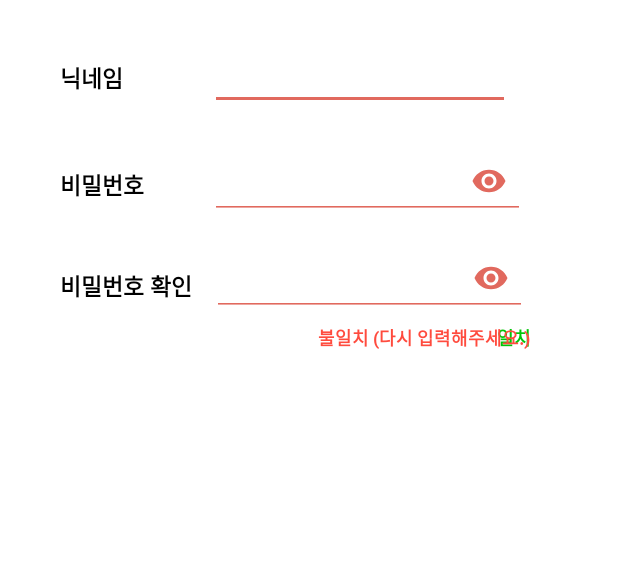
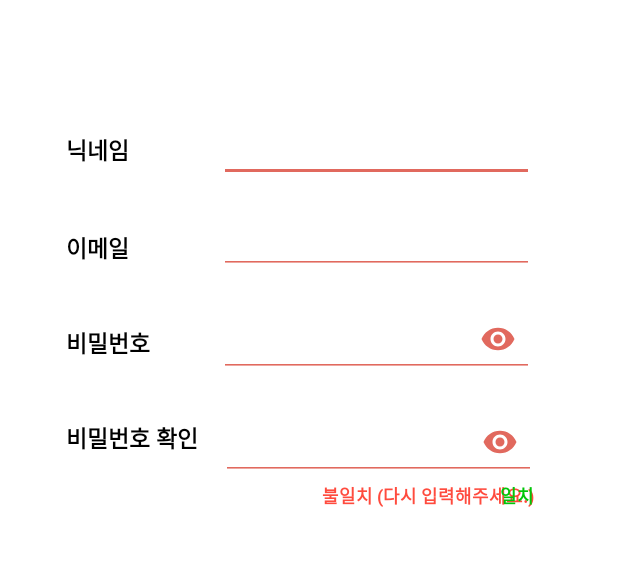
Before and after one commit to OrdeRing-Team/OrderingManager, an Android app: the layout activity_signup.xml on its own in the app's theme, with its tools: preview values and no code run, on a phone screen of 412 x 824 dp, the part 128-694 px from its top. Run offline under Robolectric (Android 15) with nearby library versions, the phone set to English and light mode, and no system bars.

Commit message:
SignupActivity 자바 파일 생성, 이메일 입력창 추가

```diff
--- a/app/src/main/AndroidManifest.xml
+++ b/app/src/main/AndroidManifest.xml
@@ -3,7 +3,6 @@
     package="com.example.orderingmanager">
     <!-- twilio와의 retrofit 통신으로 인한 인터넷 권한 요구 -->
     <uses-permission android:name="android.permission.INTERNET" />
-
     <uses-permission android:name="android.permission.VIBRATE" />
 
     <application
@@ -14,6 +13,9 @@
         android:supportsRtl="true"
         android:theme="@style/Theme.Design.NoActionBar"
         android:usesCleartextTraffic="true">
+        <activity
+            android:name=".SignupActivity"
+            android:exported="false" />
         <!-- android:theme="@style/Theme.OrderingManager"> -->
         <activity
             android:name=".MainActivity"
@@ -24,35 +26,24 @@
                 <category android:name="android.intent.category.LAUNCHER" />
             </intent-filter>
         </activity>
-
         <activity
             android:name=".GuidesActivity"
-            android:exported="true">
-        </activity>
-
+            android:exported="true"></activity>
         <activity
             android:name=".TempActivity"
-            android:exported="true">
-        </activity>
-
+            android:exported="true"></activity>
         <activity
             android:name=".LoginActivity"
-            android:exported="true">
-        </activity>
-
+            android:exported="true"></activity>
         <activity
             android:name=".InfoActivity"
             android:exported="false" />
-
         <activity
             android:name=".AuthActivity"
-            android:exported="true">
-
-        </activity><activity
-        android:name=".StartActivity"
-        android:exported="true">
-
-    </activity>
+            android:exported="true"></activity>
+        <activity
+            android:name=".StartActivity"
+            android:exported="true"></activity>
     </application>
 
 </manifest>
--- /dev/null
+++ b/app/src/main/java/com/example/orderingmanager/SignupActivity.java
@@ -0,0 +1,14 @@
+package com.example.orderingmanager;
+
+import android.os.Bundle;
+
+import androidx.appcompat.app.AppCompatActivity;
+
+public class SignupActivity extends AppCompatActivity {
+
+    @Override
+    protected void onCreate(Bundle savedInstanceState) {
+        super.onCreate(savedInstanceState);
+        setContentView(R.layout.activity_signup);
+    }
+}
--- a/app/src/main/res/layout/activity_signup.xml
+++ b/app/src/main/res/layout/activity_signup.xml
@@ -6,12 +6,25 @@
     android:layout_height="match_parent"
     android:background="#FFFFFF">
 
+    <EditText
+        android:id="@+id/input_nicname"
+        android:layout_width="210dp"
+        android:layout_height="wrap_content"
+        android:layout_marginStart="60dp"
+        android:layout_marginTop="76dp"
+        android:backgroundTint="#E1695E"
+        android:ems="7"
+        android:inputType="text"
+        android:textColor="#000000"
+        app:layout_constraintStart_toEndOf="@+id/nicname"
+        app:layout_constraintTop_toBottomOf="@+id/textView10" />
+
     <TextView
         android:id="@+id/nicname"
         android:layout_width="wrap_content"
         android:layout_height="wrap_content"
-        android:layout_marginStart="40dp"
-        android:layout_marginTop="40dp"
+        android:layout_marginStart="44dp"
+        android:layout_marginTop="88dp"
         android:text="닉네임"
         android:textColor="#000000"
         android:textSize="15dp"
@@ -19,93 +32,51 @@
         app:layout_constraintStart_toStartOf="parent"
         app:layout_constraintTop_toBottomOf="@+id/textView10" />
 
-    <EditText
-        android:id="@+id/input_nicname"
-        android:layout_width="200dp"
-        android:layout_height="wrap_content"
-        android:layout_marginStart="58dp"
-        android:layout_marginTop="28dp"
-        android:backgroundTint="#E1695E"
-        android:ems="7"
-        android:inputType="text"
-        android:textColor="#000000"
-        app:layout_constraintStart_toEndOf="@+id/nicname"
-        app:layout_constraintTop_toBottomOf="@+id/textView10" />
     <TextView
-        android:id="@+id/password"
+        android:id="@+id/email"
         android:layout_width="wrap_content"
         android:layout_height="wrap_content"
-        android:layout_marginStart="40dp"
-        android:layout_marginTop="48dp"
-        android:text="비밀번호"
+        android:layout_marginStart="44dp"
+        android:layout_marginTop="42dp"
+        android:text="이메일"
         android:textColor="#000000"
         android:textSize="15dp"
         android:textStyle="bold"
         app:layout_constraintStart_toStartOf="parent"
         app:layout_constraintTop_toBottomOf="@+id/nicname" />
 
-    <com.google.android.material.textfield.TextInputLayout
-        android:id="@+id/textInputLayout_ps"
+    <EditText
+        android:id="@+id/input_email"
         android:layout_width="210dp"
         android:layout_height="wrap_content"
-        android:layout_marginStart="44dp"
-        android:layout_marginTop="12dp"
-        app:layout_constraintEnd_toEndOf="parent"
-        app:layout_constraintHorizontal_bias="0.0"
-        app:layout_constraintStart_toEndOf="@+id/password"
-        app:layout_constraintTop_toBottomOf="@+id/input_nicname"
-        app:passwordToggleEnabled="true"
-        app:passwordToggleTint="#E1695E"
-        tools:ignore="MissingConstraints">
-
-        <com.google.android.material.textfield.TextInputEditText
-            android:id="@+id/textInputEditText_ps1"
-            android:layout_width="210dp"
-            android:layout_height="50dp"
-            android:backgroundTint="#E1695E"
-            android:hint="Password"
-            android:inputType="textPassword"
-            android:textColor="#636363"
-            android:textColorHint="#E1695E">
-
-        </com.google.android.material.textfield.TextInputEditText>
-
-    </com.google.android.material.textfield.TextInputLayout>
+        android:layout_marginStart="60dp"
+        android:layout_marginTop="16dp"
+        android:backgroundTint="#E1695E"
+        android:ems="7"
+        android:inputType="text"
+        android:textColor="#000000"
+        app:layout_constraintStart_toEndOf="@+id/email"
+        app:layout_constraintTop_toBottomOf="@+id/input_nicname" />
 
     <TextView
-        android:id="@+id/psTrue"
+        android:id="@+id/password"
         android:layout_width="wrap_content"
         android:layout_height="wrap_content"
-        android:layout_marginTop="5dp"
-        android:text="일치"
-        android:textColor="#00C608"
-        android:textSize="12dp"
+        android:layout_marginStart="44dp"
+        android:layout_marginTop="40dp"
+        android:text="비밀번호"
+        android:textColor="#000000"
+        android:textSize="15dp"
         android:textStyle="bold"
-        app:layout_constraintEnd_toEndOf="parent"
-        app:layout_constraintHorizontal_bias="0.851"
         app:layout_constraintStart_toStartOf="parent"
-        app:layout_constraintTop_toBottomOf="@+id/textInputLayout_psCheck" />
-
-    <TextView
-        android:id="@+id/psFalse"
-        android:layout_width="wrap_content"
-        android:layout_height="wrap_content"
-        android:layout_marginTop="5dp"
-        android:text="불일치 (다시 입력해주세요.)"
-        android:textColor="#FF4B3E"
-        android:textSize="12dp"
-        android:textStyle="bold"
-        app:layout_constraintEnd_toEndOf="parent"
-        app:layout_constraintHorizontal_bias="0.784"
-        app:layout_constraintStart_toStartOf="parent"
-        app:layout_constraintTop_toBottomOf="@+id/textInputLayout_psCheck" />
+        app:layout_constraintTop_toBottomOf="@+id/email" />
 
     <TextView
         android:id="@+id/passwordCheck"
         android:layout_width="wrap_content"
         android:layout_height="wrap_content"
-        android:layout_marginStart="40dp"
-        android:layout_marginTop="44dp"
+        android:layout_marginStart="44dp"
+        android:layout_marginTop="40dp"
         android:text="비밀번호 확인"
         android:textColor="#000000"
         android:textSize="15dp"
@@ -118,9 +89,9 @@
         android:layout_width="210dp"
         android:layout_height="wrap_content"
         android:layout_marginStart="13dp"
-        android:layout_marginTop="4dp"
+        android:layout_marginTop="8dp"
         app:layout_constraintEnd_toEndOf="parent"
-        app:layout_constraintHorizontal_bias="0.0"
+        app:layout_constraintHorizontal_bias="0.032"
         app:layout_constraintStart_toEndOf="@+id/passwordCheck"
         app:layout_constraintTop_toBottomOf="@+id/textInputLayout_ps"
         app:passwordToggleEnabled="true"
@@ -143,6 +114,62 @@
     </com.google.android.material.textfield.TextInputLayout>
 
     <TextView
+        android:id="@+id/psFalse"
+        android:layout_width="wrap_content"
+        android:layout_height="wrap_content"
+        android:layout_marginTop="1dp"
+        android:text="불일치 (다시 입력해주세요.)"
+        android:textColor="#FF4B3E"
+        android:textSize="12dp"
+        android:textStyle="bold"
+        app:layout_constraintEnd_toEndOf="parent"
+        app:layout_constraintHorizontal_bias="0.794"
+        app:layout_constraintStart_toStartOf="parent"
+        app:layout_constraintTop_toBottomOf="@+id/textInputLayout_psCheck" />
+
+    <TextView
+        android:id="@+id/psTrue"
+        android:layout_width="wrap_content"
+        android:layout_height="wrap_content"
+        android:layout_marginTop="1dp"
+        android:text="일치"
+        android:textColor="#00C608"
+        android:textSize="12dp"
+        android:textStyle="bold"
+        app:layout_constraintEnd_toEndOf="parent"
+        app:layout_constraintHorizontal_bias="0.856"
+        app:layout_constraintStart_toStartOf="parent"
+        app:layout_constraintTop_toBottomOf="@+id/textInputLayout_psCheck" />
+
+    <com.google.android.material.textfield.TextInputLayout
+        android:id="@+id/textInputLayout_ps"
+        android:layout_width="210dp"
+        android:layout_height="wrap_content"
+        android:layout_marginStart="44dp"
+        android:layout_marginTop="8dp"
+        app:layout_constraintEnd_toEndOf="parent"
+        app:layout_constraintHorizontal_bias="0.032"
+        app:layout_constraintStart_toEndOf="@+id/password"
+        app:layout_constraintTop_toBottomOf="@+id/input_email"
+        app:passwordToggleEnabled="true"
+        app:passwordToggleTint="#E1695E"
+        tools:ignore="MissingConstraints">
+
+        <com.google.android.material.textfield.TextInputEditText
+            android:id="@+id/textInputEditText_ps1"
+            android:layout_width="210dp"
+            android:layout_height="50dp"
+            android:backgroundTint="#E1695E"
+            android:hint="Password"
+            android:inputType="textPassword"
+            android:textColor="#636363"
+            android:textColorHint="#E1695E">
+
+        </com.google.android.material.textfield.TextInputEditText>
+
+    </com.google.android.material.textfield.TextInputLayout>
+
+    <TextView
         android:id="@+id/textView10"
         android:layout_width="wrap_content"
         android:layout_height="wrap_content"
```
